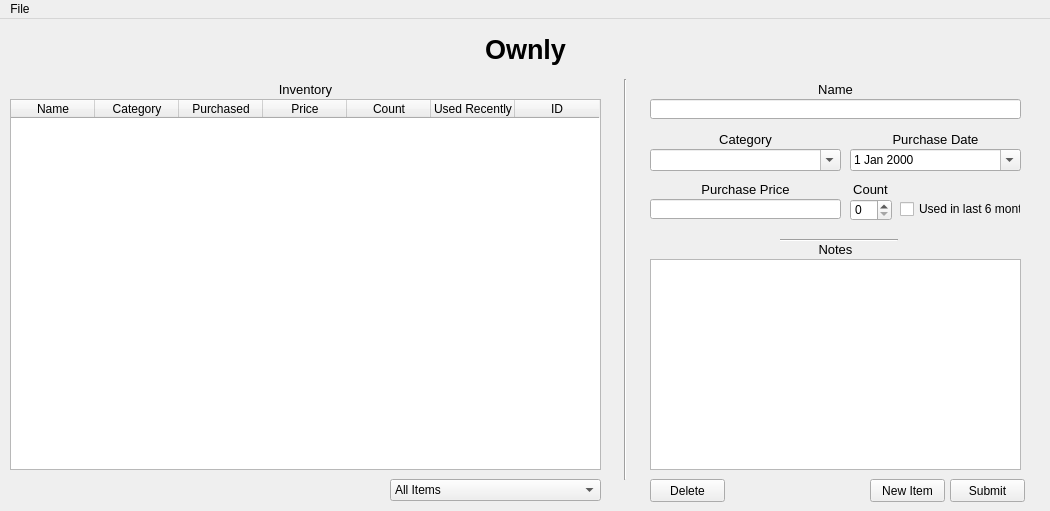
Qt form src/MainWindow.ui (minorsecond/Ownly) before a commit.
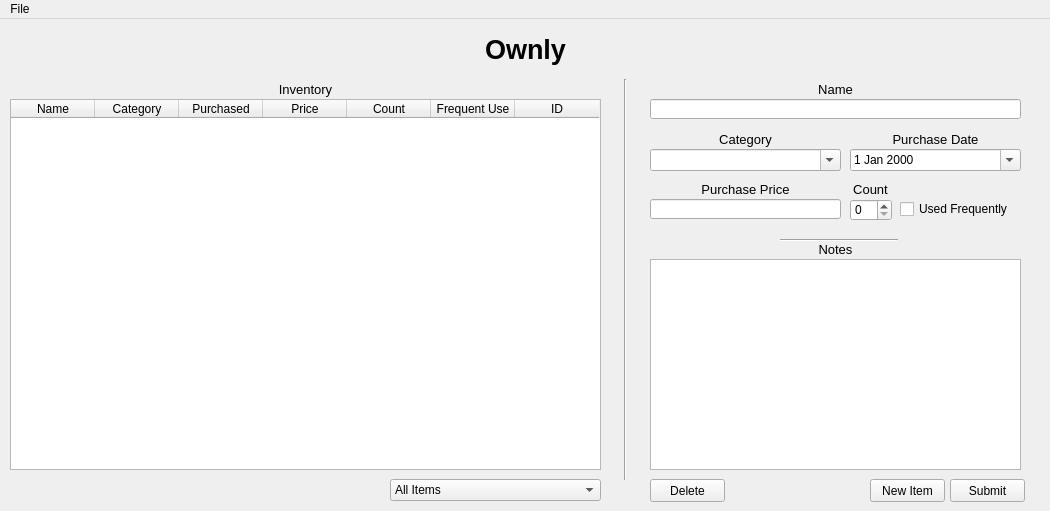
The same form after that commit.

Commit message: Change UsedInLastSixMonths to UsedFrequently

```diff
--- a/src/MainWindow.ui
+++ b/src/MainWindow.ui
@@ -231,7 +231,7 @@
      </rect>
     </property>
     <property name="text">
-     <string>Used in last 6 months</string>
+     <string>Used Frequently</string>
     </property>
    </widget>
    <widget class="Line" name="line_3">
@@ -340,7 +340,7 @@
     </column>
     <column>
      <property name="text">
-      <string>Used Recently</string>
+      <string>Frequent Use</string>
      </property>
     </column>
     <column>
```
Left out of the diff: 4 changed lines with no effect on the pictures. The commit also changes 4 other files.
